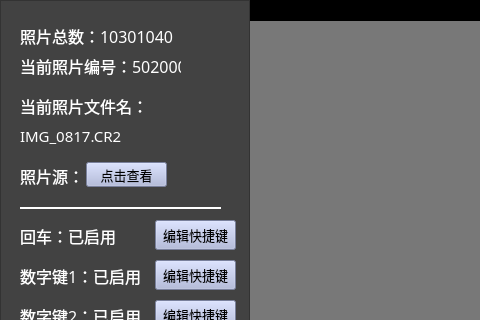
First picture: the form in PhotoSelector/select.ui, repository liyuxuan2003/PhotoSelector, before the edit; both pictures show x 0 to 480 and y 0 to 320 of the 1200 by 675 pixel window.
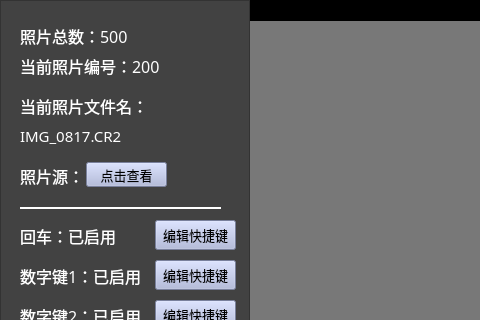
Second picture: the form after the edit. Icons and pictures are not drawn.

What changed in the file:
```diff
--- a/PhotoSelector/select.ui
+++ b/PhotoSelector/select.ui
@@ -59,7 +59,7 @@
      <string notr="true">color: rgb(255, 255, 255);</string>
     </property>
     <property name="text">
-     <string>照片总数：10301040</string>
+     <string>照片总数：500</string>
     </property>
    </widget>
    <widget class="QLabel" name="labelNowId">
@@ -81,7 +81,7 @@
      <string notr="true">color: rgb(255, 255, 255);</string>
     </property>
     <property name="text">
-     <string>当前照片编号：502000</string>
+     <string>当前照片编号：200</string>
     </property>
    </widget>
    <widget class="QLabel" name="labelNowNameTitle">
```
